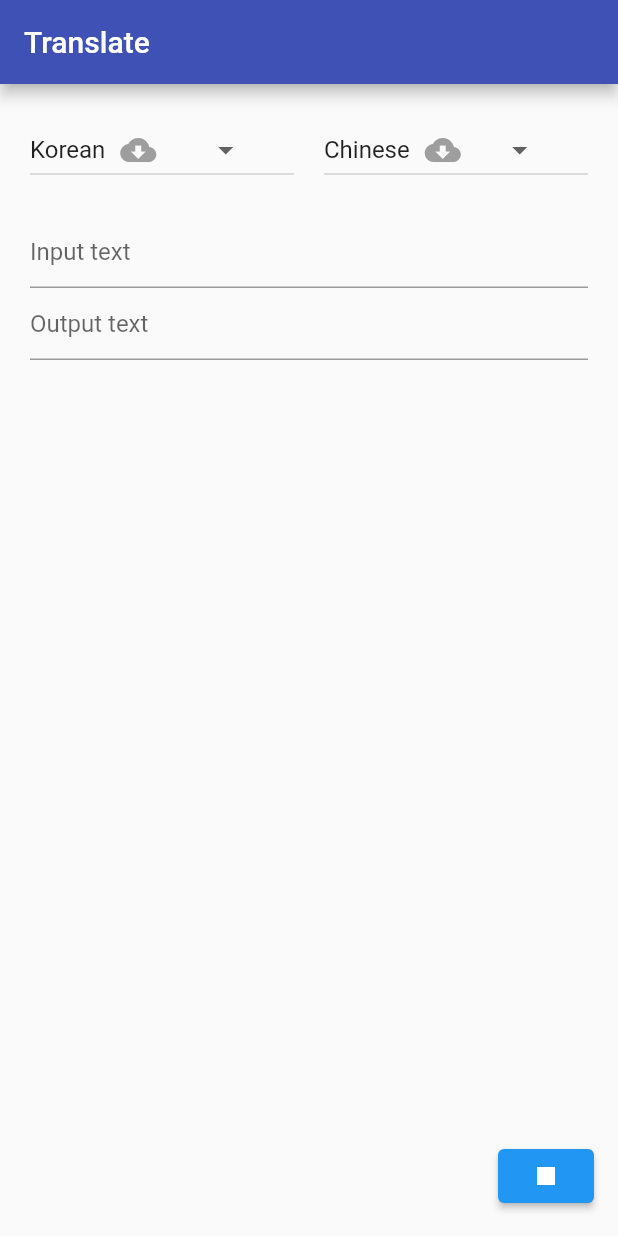
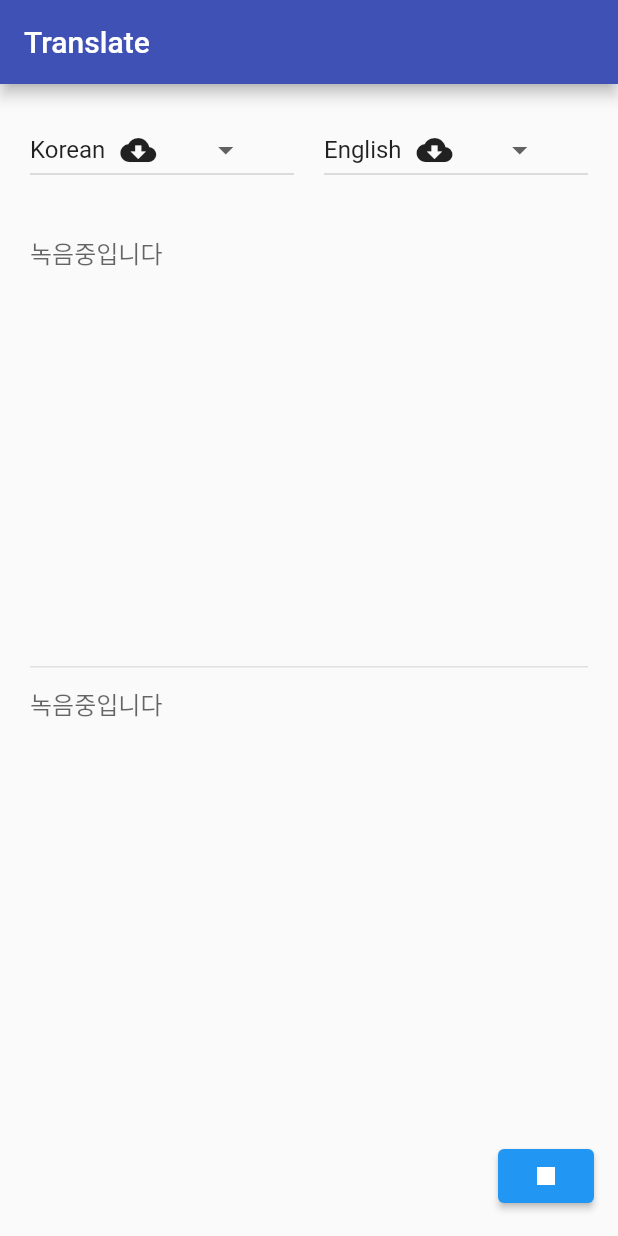
Before and after one commit to kangbba/bluetoothtranslate, a Flutter app: the screen it shows after launch, after a tap on the "mic" icon, on a phone screen of 412 x 824 dp. Run offline on Flutter 3.47's test engine with Material 2 defaults, Android fonts, the phone set to English and light mode, and no system bars; our stand-ins replace permission_handler, speech_to_text; missing offline and left inert: google_mlkit_translation.

Commit message:
imporve structure

```diff
--- a/lib/language_items.dart
+++ /dev/null
@@ -1,122 +0,0 @@
-import 'dart:async';
-
-import 'package:bluetoothtranslate/simple_gauge_progress.dart';
-import 'package:flutter/material.dart';
-import 'package:google_mlkit_translation/google_mlkit_translation.dart';
-
-class LanguageItem {
-  final modelManager = OnDeviceTranslatorModelManager();
-  final String? languageCode;
-  final String? menuDisplayStr;
-  final String? arduinoUniqueId;
-  final TranslateLanguage? translateLanguage;
-
-  LanguageItem({this.languageCode, this.menuDisplayStr, this.arduinoUniqueId, this.translateLanguage});
-
-  Future<bool> getModelDownloaded() async
-  {
-    if(translateLanguage == null)
-    {
-      throw("해당 LanguageItem은 translateLanguage 이 없음");
-    }
-    final bool response = await modelManager.isModelDownloaded(translateLanguage!.bcpCode);
-    return response;
-  }
-
-  Future<Object> downloadModel(int timeoutSeconds) async {
-    if (translateLanguage == null) {
-      throw("해당 LanguageItem은 translateLanguage 이 없음");
-    }
-    bool isAlreadyDownloaded = await getModelDownloaded();
-    if (isAlreadyDownloaded) {
-      print("이미 있는 Language Item 이므로 다운로드 할 수 없음");
-      return false;
-    }
-    print("$translateLanguage 다운로드 시작..!");
-    final modelManager = OnDeviceTranslatorModelManager();
-    try {
-      final bool response = await modelManager.downloadModel(
-          translateLanguage!.bcpCode).timeout(
-          Duration(seconds: timeoutSeconds));
-      print("$translateLanguage 다운로드 완료 결과 : $response..!");
-      return response;
-    } catch (e) {
-      return TimeoutException("The download took too long.");
-    }
-  }
-
-
-  Future<bool> deleteModel() async
-  {
-    if(translateLanguage == null)
-    {
-      throw("해당 LanguageItem은 translateLanguage 이 없음");
-    }
-    bool isAlreadyDownloaded = await getModelDownloaded();
-    if(!isAlreadyDownloaded)
-    {
-      print("이미 없는 Language Item 이므로 삭제할수 없음");
-      return false;
-    }
-    print("$translateLanguage 삭제 시작..!");
-    final bool response = await modelManager.deleteModel(translateLanguage!.bcpCode);
-    print("$translateLanguage 삭제 완료 결과 : $response..!");
-    return response;
-  }
-}
-LanguageItem findLanguageItemByLanguageCode(String languageCode) {
-  return languageItems.firstWhere((item) => item.languageCode == languageCode, orElse: () => LanguageItem());
-}
-LanguageItem findLanguageItemByTranslateLanguage(TranslateLanguage translateLanguage) {
-  return languageItems.firstWhere((item) => item.translateLanguage == translateLanguage, orElse: () => LanguageItem());
-}
-DropdownMenuItem<String> languageDropdownMenuItem(LanguageItem languageItem) {
-  return DropdownMenuItem(
-    value: languageItem.languageCode,
-    child: Row(
-      mainAxisAlignment: MainAxisAlignment.spaceBetween,
-      children: [
-        Text(languageItem.menuDisplayStr!),
-        SizedBox(width: 10),
-        FutureBuilder<bool>(
-          future: languageItem.getModelDownloaded(),
-          builder: (context, snapshot) {
-            if (snapshot.hasData) {
-              if (snapshot.data!) {
-                return Icon(Icons.check, color: Colors.green);
-              } else {
-                return Icon(Icons.cloud_download, color: Colors.grey);
-              }
-            } else {
-              return Container();
-            }
-          },
-        ),
-      ],
-    ),
-  );
-}
-
-List<LanguageItem> languageItems = [
-  LanguageItem(languageCode: 'ko', menuDisplayStr: 'Korean', arduinoUniqueId: null, translateLanguage: TranslateLanguage.korean),
-  LanguageItem(languageCode: 'zh', menuDisplayStr: 'Chinese', arduinoUniqueId: null, translateLanguage: TranslateLanguage.chinese),
-  LanguageItem(languageCode: 'en', menuDisplayStr: 'English', arduinoUniqueId: null, translateLanguage: TranslateLanguage.english),
-  LanguageItem(languageCode: 'fr', menuDisplayStr: 'French', arduinoUniqueId: null, translateLanguage: TranslateLanguage.french),
-  LanguageItem(languageCode: 'de', menuDisplayStr: 'German', arduinoUniqueId: null, translateLanguage: TranslateLanguage.german),
-  LanguageItem(languageCode: 'es', menuDisplayStr: 'Spanish', arduinoUniqueId: null, translateLanguage: TranslateLanguage.spanish),
-  LanguageItem(languageCode: 'it', menuDisplayStr: 'Italian', arduinoUniqueId: null, translateLanguage: TranslateLanguage.italian),
-  LanguageItem(languageCode: 'ja', menuDisplayStr: 'Japanese', arduinoUniqueId: null, translateLanguage: TranslateLanguage.japanese),
-  LanguageItem(languageCode: 'ru', menuDisplayStr: 'Russian', arduinoUniqueId: null, translateLanguage: TranslateLanguage.russian),
-  LanguageItem(languageCode: 'ar', menuDisplayStr: 'Arabic', arduinoUniqueId: null, translateLanguage: TranslateLanguage.arabic),
-  LanguageItem(languageCode: 'hi', menuDisplayStr: 'Hindi', arduinoUniqueId: null, translateLanguage: TranslateLanguage.hindi),
-  LanguageItem(languageCode: 'sv', menuDisplayStr: 'Swedish', arduinoUniqueId: null, translateLanguage: TranslateLanguage.swedish),
-  LanguageItem(languageCode: 'no', menuDisplayStr: 'Norwegian', arduinoUniqueId: null, translateLanguage: TranslateLanguage.norwegian),
-  LanguageItem(languageCode: 'da', menuDisplayStr: 'Danish', arduinoUniqueId: null, translateLanguage: TranslateLanguage.danish),
-  LanguageItem(languageCode: 'nl', menuDisplayStr: 'Dutch', arduinoUniqueId: null, translateLanguage: TranslateLanguage.dutch),
-  LanguageItem(languageCode: 'fi', menuDisplayStr: 'Finnish', arduinoUniqueId: null, translateLanguage: TranslateLanguage.finnish),
-  LanguageItem(languageCode: 'id', menuDisplayStr: 'Indonesian', arduinoUniqueId: null, translateLanguage: TranslateLanguage.indonesian),
-  LanguageItem(languageCode: 'ms', menuDisplayStr: 'Malay', arduinoUniqueId: null, translateLanguage: TranslateLanguage.malay),
-  LanguageItem(languageCode: 'tr', menuDisplayStr: 'Turkish', arduinoUniqueId: null, translateLanguage: TranslateLanguage.turkish),
-  LanguageItem(languageCode: 'th', menuDisplayStr: 'Thai', arduinoUniqueId: null, translateLanguage: TranslateLanguage.thai),
-  LanguageItem(languageCode: 'vi', menuDisplayStr: 'Vietnamese', arduinoUniqueId: null, translateLanguage: TranslateLanguage.vietnamese),
-];
--- a/lib/main_screen.dart
+++ b/lib/main_screen.dart
@@ -2,14 +2,13 @@
 import 'dart:async';
 
 import 'package:bluetoothtranslate/permission_controller.dart';
-import 'package:bluetoothtranslate/simple_confirm_dialog.dart';
 import 'package:bluetoothtranslate/simple_loading_dialog.dart';
+import 'package:bluetoothtranslate/simple_snackbar.dart';
 import 'package:bluetoothtranslate/speech.dart';
 import 'package:flutter/material.dart';
 import 'package:bluetoothtranslate/tranlsate_api.dart';
 import 'package:google_mlkit_translation/google_mlkit_translation.dart';
 import 'package:provider/provider.dart';
-import 'language_items.dart';
 
 class MainScreen extends StatefulWidget {
   @override
@@ -26,17 +25,17 @@ class _MainScreenState extends State<MainScreen> {
   TextEditingController outputTextEditController = TextEditingController();
 
   LanguageItem currentSourceLanguageItem = languageItems[0];
-  LanguageItem currentTargetLanguageItem = languageItems[1];
+  LanguageItem currentTargetLanguageItem = languageItems[2];
 
-  final List<DropdownMenuItem<String>> _languageMenuItems = [];
   @override
   void initState() {
     super.initState();
     _speech.initSpeechToText();
-    for (var languageItem in languageItems) {
-      _languageMenuItems.add(languageDropdownMenuItem(languageItem));
-    }
     translateApi.initializeTranslateApi(currentSourceLanguageItem.translateLanguage!, currentTargetLanguageItem.translateLanguage!);
+
+    onSelectedSourceDropdownMenuItem(currentSourceLanguageItem);
+    onSelectedTargetDropdownMenuItem(currentTargetLanguageItem);
+
   }
   @override
   void dispose() {
@@ -68,39 +67,44 @@ class _MainScreenState extends State<MainScreen> {
           child: Column(
             children: <Widget>[
               Row(
+                mainAxisAlignment: MainAxisAlignment.spaceBetween,
                 children: <Widget>[
-                  Expanded(
-                    child: DropdownButton(
-                      items: _languageMenuItems,
-                      value: currentSourceLanguageItem.languageCode,
-                      onChanged: (value) async{
-                        await onChangedSourceDropdownMenuItem(value);
-                        setState(() {
-                        });
-                      },
-                    ),
-                  ),
+                  _dropdownMenuInput(),
                   SizedBox(
                     width: 20.0,
                   ),
-                  Expanded(
-                    child: DropdownButton(
-                      items: _languageMenuItems,
-                      value: currentTargetLanguageItem.languageCode,
-                      onChanged: (value) async{
-                        await onChangedTargetDropdownMenuItem(value);
-                        setState(() {
-                        });
-                      },
-                    ),
-                  ),
+                  _dropdownMenuOutput(),
 
                 ],
               ),
               SizedBox(
                 height: 20.0,
               ),
-              Center(
+              _translateFieldInput(),
+              _separator(height : 1, top : 0, bottom: 0),
+              _translateFieldOutput(),
+              SizedBox(
+                height: 20.0,
+              ),
+            ],
+          ),
+        ),
+      ),
+    );
+  }
+  Container _separator({double height = 1, double top = 0, double bottom = 0}) {
+    return Container(
+      height: height,
+      margin: EdgeInsets.only(top: top, bottom: bottom),
+      color: Colors.grey[300],
+    );
+  }
+
+
+
+  Widget _translateFieldInput() {
+    return SizedBox(
+      height: 300,
       child: Consumer<Speech>(
         builder: (context, speech, child) {
           inputTextEditController.text = speech.recongnizedText;
@@ -108,13 +112,18 @@ class _MainScreenState extends State<MainScreen> {
             readOnly: true,
             controller: inputTextEditController,
             decoration: InputDecoration(
-                        hintText: 'Input text',
+              border : InputBorder.none,
+              hintText: _speech.isListening? "녹음중입니다" : "",
             ),
           );
         },
       ),
-              ),
-              Center(
+    );
+  }
+
+  Widget _translateFieldOutput() {
+    return SizedBox(
+      height : 300,
       child: Consumer<Speech>(
         builder: (context, speech, child) {
           outputTextEditController.text = _lastTranslatedStr;
@@ -122,19 +131,11 @@ class _MainScreenState extends State<MainScreen> {
             readOnly: true,
             controller: outputTextEditController,
             decoration: InputDecoration(
-                        hintText: 'Output text',
+              border : InputBorder.none,
+              hintText: _speech.isListening? "녹음중입니다" : "",
             ),
           );
         },
-                ),
-              ),
-
-              SizedBox(
-                height: 20.0,
-              ),
-            ],
-          ),
-        ),
       ),
     );
   }
@@ -189,58 +190,87 @@ class _MainScreenState extends State<MainScreen> {
     return translatedText;
   }
 
-  onChangedSourceDropdownMenuItem(String? value) async {
-    currentSourceLanguageItem = findLanguageItemByLanguageCode(value!);
+  onSelectedSourceDropdownMenuItem(LanguageItem languageItem) async {
+    setState(() {
+      currentSourceLanguageItem = languageItem;
+      languageItem.isDownloaded = !languageItem.isDownloaded;
+    });
   }
-  onChangedTargetDropdownMenuItem(String? value) async {
-
-    LanguageItem languageItem = findLanguageItemByLanguageCode(value!);
-
-    final bool isDownloaded = await languageItem.getModelDownloaded();
+  onSelectedTargetDropdownMenuItem(LanguageItem languageItem) async {
+    TranslateLanguage translateLanguage = languageItem.translateLanguage!;
+    final bool isDownloaded = await translateApi.getLanguageDownloaded(translateLanguage);
     bool readyForTranslated = isDownloaded;
     print("선택시 download 상태 : $isDownloaded");
 
     if (!isDownloaded) {
-      simpleLoadingDialog(context, "${languageItem.menuDisplayStr}을 다운로드 중입니다. 잠시 기다려주세요.");
-      Object result = await languageItem.downloadModel(7);
-      if(result is TimeoutException)
+      simpleLoadingDialog(
+          context, "${languageItem.menuDisplayStr}을 다운로드 중입니다. 잠시 기다려주세요.");
+      String resultStr = await translateApi.downloadLanguage(translateLanguage, 10);
+      switch(resultStr)
       {
-        print("TimeoutException");
+        case "SUCCESS" :
+          readyForTranslated = true;
+          showSimpleSnackBar(context, "다운로드 성공!!", 1);
+          break;
+        case "FAIL" :
           readyForTranslated = false;
-      }
-      else{
-        bool isDownloadSuccess = (result as bool);
-        print(isDownloadSuccess == true ? "다운로드 성공!!" : "다운로드 실패!!");
-        readyForTranslated = isDownloadSuccess;
+          showSimpleSnackBar(context, "다운로드 실패!!", 1);
+          break;
+        case "ALREADY_EXIST" :
+          readyForTranslated = true;
+          showSimpleSnackBar(context, "이미 다운로드 됨", 1);
+          break;
+        default:
+          readyForTranslated = false;
+          print(resultStr);
+          break;
       }
       Navigator.of(context).pop();
     }
+    if (readyForTranslated) {
+      currentTargetLanguageItem = languageItem;
+    }
+    setState(() {});
+  }
 
-    if(readyForTranslated)
-    {
-      currentTargetLanguageItem = languageItem;
-      TranslateLanguage? targetTranslateLanguage = currentTargetLanguageItem.translateLanguage;
-      if(targetTranslateLanguage == null)
-      {
-        throw('$targetTranslateLanguage is null');
+  Expanded _dropdownMenuInput() {
+    return Expanded(
+      child: DropdownButton(
+        items: translateApi.languageMenuItems,
+        value: currentSourceLanguageItem.menuDisplayStr,
+        onChanged: (value) async{
+          LanguageItem languageItem = translateApi.findLanguageItemByMenuDisplayStr(value!);
+          await onSelectedSourceDropdownMenuItem(languageItem);
+          setState(() {
+          });
+        },
+        icon: Align(
+          alignment: Alignment.centerRight,
+          child: Icon(Icons.arrow_drop_down,
+            textDirection: TextDirection.rtl,
+          ),
+        ),
+      ),
+    );
+  }
+  Expanded _dropdownMenuOutput() {
+    return Expanded(
+      child: DropdownButton(
+        items: translateApi.languageMenuItems,
+        value: currentTargetLanguageItem.menuDisplayStr,
+        onChanged: (value) async{
+          LanguageItem languageItem = translateApi.findLanguageItemByMenuDisplayStr(value!);
+          await onSelectedTargetDropdownMenuItem(languageItem);
+          setState(() {
+          });
+        },
+        icon: Align(
+          alignment: Alignment.centerRight,
+          child: Icon(Icons.arrow_drop_down,
+            textDirection: TextDirection.rtl,
+          ),
+        ),
+      ),
+    );
   }
 }
-  }
-
-
-}
-
-
-//
-// ElevatedButton _translateBtn() {
-//   return ElevatedButton(
-//             child: Text('Translate'),
-//             onPressed: () async {
-//               String textToTranslate = inputTextEditController.text;
-//               String translatedText = await _translateTextWithCurrentLanguage(textToTranslate);
-//               setState(() {
-//                 _translatedText = translatedText;
-//               });
-//             },
-//           );
-// }
--- /dev/null
+++ b/lib/simple_snackbar.dart
@@ -0,0 +1,10 @@
+import 'package:flutter/material.dart';
+
+void showSimpleSnackBar(BuildContext context, String message, int durationSec) {
+  final snackBar = SnackBar(
+    content: Text(message),
+    duration: Duration(seconds: durationSec),
+  );
+
+  ScaffoldMessenger.of(context).showSnackBar(snackBar);
+}
--- a/lib/tranlsate_api.dart
+++ b/lib/tranlsate_api.dart
@@ -1,17 +1,52 @@
 import 'package:bluetoothtranslate/simple_confirm_dialog.dart';
 import 'package:bluetoothtranslate/simple_loading_dialog.dart';
 import 'package:flutter/cupertino.dart';
+import 'package:flutter/material.dart';
 import 'package:google_mlkit_translation/google_mlkit_translation.dart';
 
-import 'language_items.dart';
+class LanguageItem {
+  final TranslateLanguage? translateLanguage;
+  final String? menuDisplayStr;
+  final String? arduinoUniqueId;
+  final String?  languageUniqueCode;
+  bool isDownloaded = false;
+
+  LanguageItem({this.translateLanguage, this.menuDisplayStr, this.arduinoUniqueId, this.languageUniqueCode});
+}
+
+List<LanguageItem> languageItems = [
+  LanguageItem(translateLanguage: TranslateLanguage.korean, languageUniqueCode: 'ko', menuDisplayStr: 'Korean', arduinoUniqueId: null),
+  LanguageItem(translateLanguage: TranslateLanguage.chinese, languageUniqueCode: 'zh', menuDisplayStr: 'Chinese', arduinoUniqueId: null),
+  LanguageItem(translateLanguage: TranslateLanguage.english, languageUniqueCode: 'en', menuDisplayStr: 'English', arduinoUniqueId: null),
+  LanguageItem(translateLanguage: TranslateLanguage.french, languageUniqueCode: 'fr', menuDisplayStr: 'French', arduinoUniqueId: null),
+  LanguageItem(translateLanguage: TranslateLanguage.german, languageUniqueCode: 'de', menuDisplayStr: 'German', arduinoUniqueId: null),
+  LanguageItem(translateLanguage: TranslateLanguage.spanish, languageUniqueCode: 'es', menuDisplayStr: 'Spanish', arduinoUniqueId: null),
+  LanguageItem(translateLanguage: TranslateLanguage.italian, languageUniqueCode: 'it', menuDisplayStr: 'Italian', arduinoUniqueId: null),
+  LanguageItem(translateLanguage: TranslateLanguage.japanese, languageUniqueCode: 'ja', menuDisplayStr: 'Japanese', arduinoUniqueId: null),
+  LanguageItem(translateLanguage: TranslateLanguage.russian, languageUniqueCode: 'ru', menuDisplayStr: 'Russian', arduinoUniqueId: null),
+  LanguageItem(translateLanguage: TranslateLanguage.arabic, languageUniqueCode: 'ar', menuDisplayStr: 'Arabic', arduinoUniqueId: null),
+  LanguageItem(translateLanguage: TranslateLanguage.hindi, languageUniqueCode: 'hi', menuDisplayStr: 'Hindi', arduinoUniqueId: null),
+  LanguageItem(translateLanguage: TranslateLanguage.swedish, languageUniqueCode: 'sv', menuDisplayStr: 'Swedish', arduinoUniqueId: null),
+  LanguageItem(translateLanguage: TranslateLanguage.norwegian, languageUniqueCode: 'no', menuDisplayStr: 'Norwegian', arduinoUniqueId: null),
+  LanguageItem(translateLanguage: TranslateLanguage.danish, languageUniqueCode: 'da', menuDisplayStr: 'Danish', arduinoUniqueId: null),
+  LanguageItem(translateLanguage: TranslateLanguage.dutch, languageUniqueCode: 'nl', menuDisplayStr: 'Dutch', arduinoUniqueId: null),
+  LanguageItem(translateLanguage: TranslateLanguage.finnish, languageUniqueCode: 'fi', menuDisplayStr: 'Finnish', arduinoUniqueId: null),
+  LanguageItem(translateLanguage: TranslateLanguage.indonesian, languageUniqueCode: 'id', menuDisplayStr: 'Indonesian', arduinoUniqueId: null),
+  LanguageItem(translateLanguage: TranslateLanguage.malay, languageUniqueCode: 'ms', menuDisplayStr: 'Malay', arduinoUniqueId: null),
+  LanguageItem(translateLanguage: TranslateLanguage.turkish, languageUniqueCode: 'tr', menuDisplayStr: 'Turkish', arduinoUniqueId: null),
+  LanguageItem(translateLanguage: TranslateLanguage.thai, languageUniqueCode: 'th', menuDisplayStr: 'Thai', arduinoUniqueId: null),
+  LanguageItem(translateLanguage: TranslateLanguage.vietnamese, languageUniqueCode: 'vi', menuDisplayStr: 'Vietnamese', arduinoUniqueId: null),
+];
 
 class TranslateApi {
-  late TranslateLanguage _sourceTranslateLanguage;
-  late TranslateLanguage _targetTranslateLanguage;
   late OnDeviceTranslator _onDeviceTranslator;
+  final modelManager = OnDeviceTranslatorModelManager();
+  List<DropdownMenuItem> languageMenuItems = [];
 
+  // TODO: 기본함수
   initializeTranslateApi(TranslateLanguage sourceTranslateLanguage, TranslateLanguage targetTranslateLanguage)
   {
+    makeDropdownMenuItems();
     changeTranslateApiLanguage(sourceTranslateLanguage,targetTranslateLanguage);
   }
 
@@ -21,8 +56,6 @@ class TranslateApi {
     {
       throw("sourceTranslateLanguage or targetTranslateLanguage NULL");
     }
-    _sourceTranslateLanguage = sourceTranslateLanguage;
-    _targetTranslateLanguage = targetTranslateLanguage;
     _onDeviceTranslator = OnDeviceTranslator(sourceLanguage: sourceTranslateLanguage, targetLanguage: targetTranslateLanguage);
   }
 
@@ -30,6 +63,42 @@ class TranslateApi {
   {
     _onDeviceTranslator.close();
   }
+
+
+  // TODO: 드랍다운 메뉴 아이템들 관리
+  List<DropdownMenuItem> makeDropdownMenuItems() {
+    for (var languageItem in languageItems) {
+      languageMenuItems.add(languageDropdownMenuItem(languageItem));
+    }
+    return languageMenuItems;
+  }
+  DropdownMenuItem<String> languageDropdownMenuItem(LanguageItem languageItem) {
+    bool isDownloaded = false;
+
+    return DropdownMenuItem(
+      value: languageItem.menuDisplayStr,
+      child: Row(
+        mainAxisAlignment: MainAxisAlignment.spaceBetween,
+        children: [
+          Text(languageItem.menuDisplayStr!),
+          SizedBox(width: 10),
+          if (!isDownloaded)
+            Icon(Icons.cloud_download),
+        ],
+      ),
+    );
+  }
+
+  // TODO: LanguageItem 관리
+  LanguageItem findLanguageItemByTranslateLanguage(TranslateLanguage translateLanguage) {
+    return languageItems.firstWhere((item) => item.translateLanguage == translateLanguage, orElse: () => LanguageItem());
+  }
+  LanguageItem findLanguageItemByMenuDisplayStr(String menuDisplayStr) {
+    return languageItems.firstWhere((item) => item.menuDisplayStr == menuDisplayStr, orElse: () => LanguageItem());
+  }
+
+
+  // TODO: Translate 관련 함수들
   Future<String> translate(String textToTranslate) async {
     final result = await _onDeviceTranslator.translateText(textToTranslate);
     if (result.isNotEmpty) {
@@ -38,5 +107,58 @@ class TranslateApi {
       return 'Failed to translate text';
     }
   }
+  Future<bool> getLanguageDownloaded(TranslateLanguage translateLanguage) async
+  {
+    if(translateLanguage == null)
+    {
+      throw("해당 LanguageItem은 translateLanguage 이 없음");
+    }
+    final bool response = await modelManager.isModelDownloaded(translateLanguage!.bcpCode);
+    return response;
+  }
+
+  Future<String> downloadLanguage(TranslateLanguage translateLanguage, int timeoutSeconds) async {
+    if (translateLanguage == null) {
+      throw("해당 LanguageItem은 translateLanguage 이 없음");
+    }
+    bool isAlreadyDownloaded = await getLanguageDownloaded(translateLanguage);
+    if (isAlreadyDownloaded) {
+      print("이미 있는 Language Item 이므로 다운로드 할 수 없음");
+      return "ALREADY_EXIST";
+    }
+    else{
+      print("$translateLanguage 다운로드 시작..!");
+      final modelManager = OnDeviceTranslatorModelManager();
+      try {
+        final bool response = await modelManager.downloadModel(
+            translateLanguage!.bcpCode).timeout(
+            Duration(seconds: timeoutSeconds));
+        print("$translateLanguage 다운로드 완료 결과 : $response..!");
+        return response ? "SUCCESS" : "FAIL";
+      } catch (e) {
+        return "TIMEOUT";
+      }
+    }
+  }
+  Future<bool> deleteLanguage(TranslateLanguage translateLanguage, int timeoutSeconds) async
+  {
+    if(translateLanguage == null)
+    {
+      throw("해당 LanguageItem은 translateLanguage 이 없음");
+    }
+    bool isAlreadyDownloaded = await getLanguageDownloaded(translateLanguage);
+    if(!isAlreadyDownloaded)
+    {
+      print("이미 없는 Language Item 이므로 삭제할수 없음");
+      return false;
+    }
+    print("$translateLanguage 삭제 시작..!");
+    final bool response = await modelManager.deleteModel(translateLanguage!.bcpCode);
+    print("$translateLanguage 삭제 완료 결과 : $response..!");
+    return response;
+  }
+
+
+
 
 }
```
Lines whose indentation alone changed are shown as unchanged.
